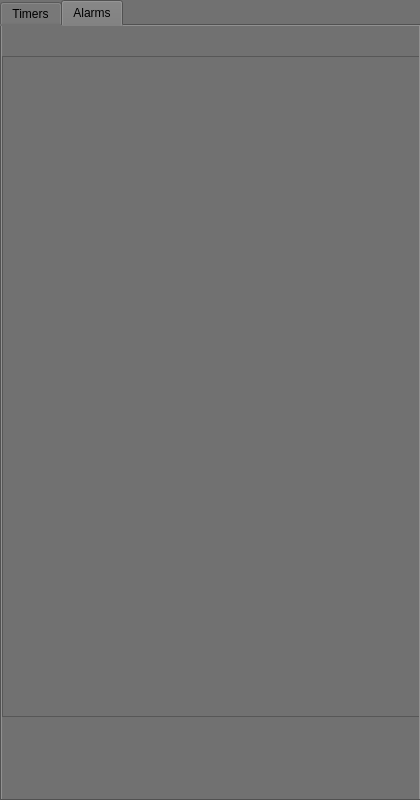
Before: the Qt Designer form SmartTimer/mainwindow.ui in secondYearProjects/SmartTimer, drawn with Qt 5.
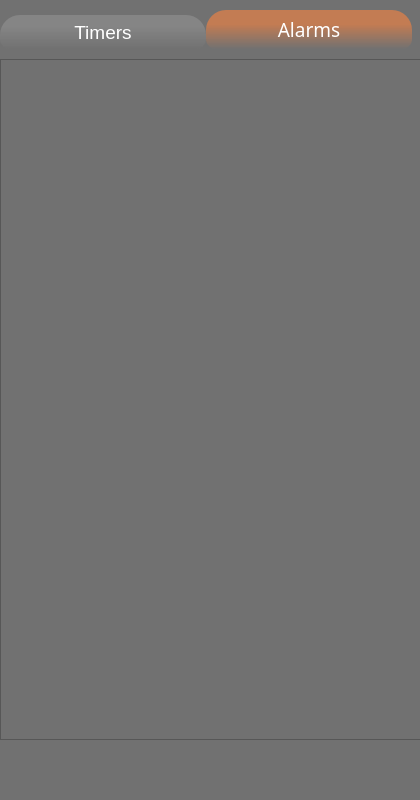
After: the same form once the commit is applied. Icons and pictures are not drawn. Custom widgets are drawn as their Qt base class.

```diff
--- a/SmartTimer/mainwindow.ui
+++ b/SmartTimer/mainwindow.ui
@@ -69,6 +69,37 @@
 	color: rgb(230,230,230);
 }
 
+QTabWidget {
+	border: 0px;
+}
+
+QTabBar::tab {
+	color: white;
+	font: 14pt ;
+	background: qlineargradient(spread:pad, x1:0, y1:0, x2:0, y2:1, stop:0.333333 rgba(139, 139, 139, 197), stop:1 rgba(255, 255, 255, 0));
+	border-bottom: 0px;
+	border-top-left-radius: 20px;
+	border-top-right-radius: 20px;
+	border-bottom-left-radius: 10px;
+	border-bottom-right-radius: 10px;
+	min-width: 202px;
+	min-height: 30px;
+	padding: 2px;
+}
+
+QTabBar::tab:selected, QTabBar::tab:hover {
+     background: qlineargradient(spread:pad, x1:0, y1:0, x2:0, y2:1, stop:0.333333 rgba(149, 149, 149, 197), stop:1 rgba(255, 255, 255, 0));
+}
+
+QTabBar::tab:selected {
+	background: qlineargradient(spread:pad, x1:0, y1:0, x2:0, y2:1, stop:0.373134 rgba(213, 126, 76, 208), stop:1 rgba(255, 255, 255, 0));
+	font: 14pt  bold;
+}
+
+QTabBar::tab:!selected {
+    margin-top: 5px; /* make non-selected tabs look smaller */
+}
+
 
 </string>
    </property>
@@ -76,9 +107,9 @@
     <property name="geometry">
      <rect>
       <x>0</x>
-      <y>0</y>
+      <y>10</y>
       <width>421</width>
-      <height>801</height>
+      <height>781</height>
      </rect>
     </property>
     <property name="currentIndex">
@@ -196,9 +227,9 @@
       <property name="geometry">
        <rect>
         <x>0</x>
-        <y>30</y>
+        <y>10</y>
         <width>421</width>
-        <height>661</height>
+        <height>681</height>
        </rect>
       </property>
       <property name="widgetResizable">
@@ -210,7 +241,7 @@
          <x>0</x>
          <y>0</y>
          <width>419</width>
-         <height>659</height>
+         <height>679</height>
         </rect>
        </property>
       </widget>
@@ -220,6 +251,14 @@
   </widget>
  </widget>
  <layoutdefault spacing="6" margin="11"/>
+ <customwidgets>
+  <customwidget>
+   <class>ToggleSwitch</class>
+   <extends>QWidget</extends>
+   <header>toggleswitch.h</header>
+   <container>1</container>
+  </customwidget>
+ </customwidgets>
  <resources>
   <include location="resources.qrc"/>
  </resources>
```
Left out of the diff: 10 changed lines with no effect on the pictures.
